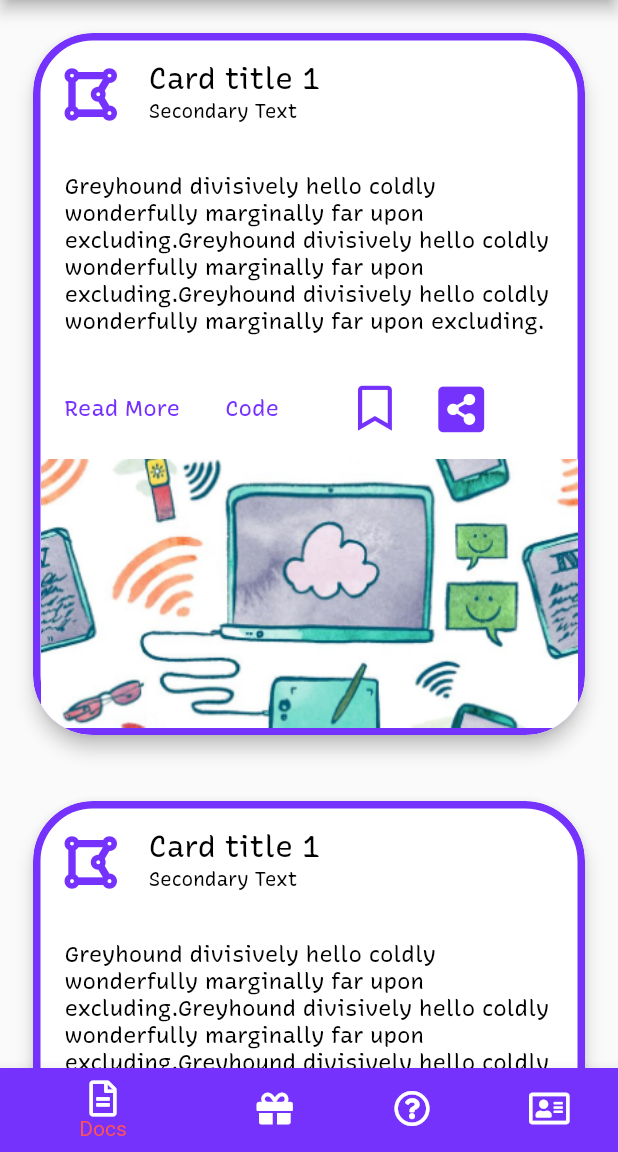
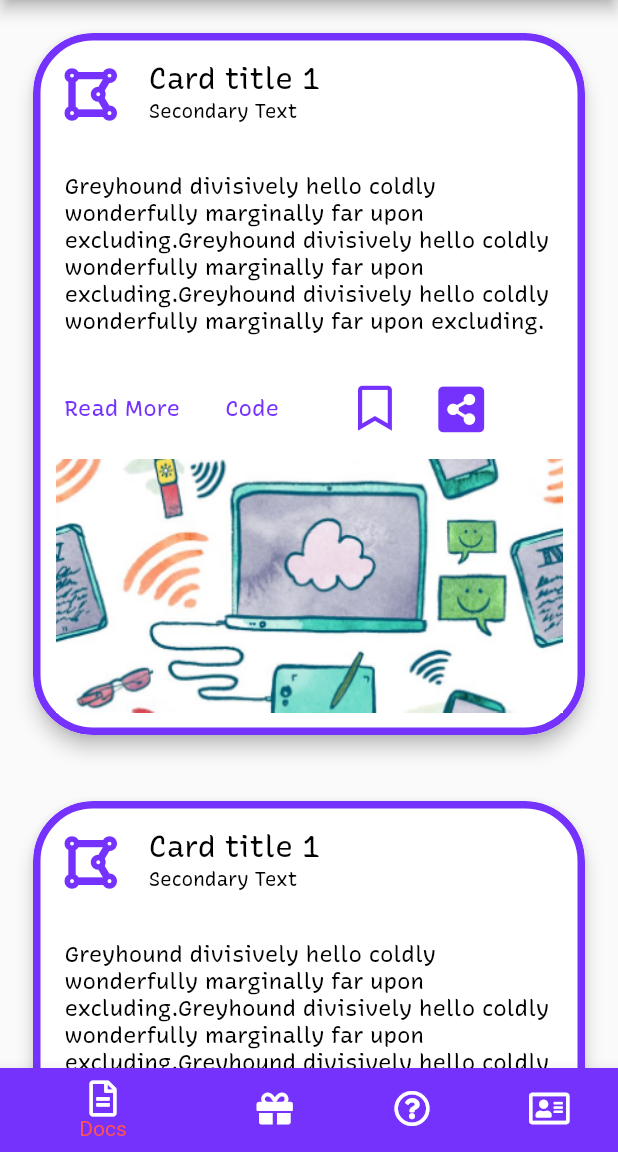
Before and after one commit to edualgo/edualgo-app-demo, a Flutter app: the IndexPage screen opened by its route, on a phone screen of 412 x 824 dp, the part 84-1236 px from its top. Run offline on Flutter 3.47's test engine with Material 2 defaults, Android fonts, the phone set to English and light mode, and no system bars; our stand-ins replace auto_route, font_awesome_flutter, share.

Commit message:
implementation of bookmark and Share function and some modification on design of Docs Card

```diff
--- a/lib/presentation/widgets/docs_card.dart
+++ b/lib/presentation/widgets/docs_card.dart
@@ -1,10 +1,24 @@
 import 'package:edualgo_app_demo/core/colors.dart';
 import 'package:flutter/material.dart';
+import 'package:flutter/widgets.dart';
 import 'package:font_awesome_flutter/font_awesome_flutter.dart';
+import 'package:share/share.dart';
 
-class DocsCard extends StatelessWidget {
+class DocsCard extends StatefulWidget {
+
+  @override
+  _DocsCardState createState() => _DocsCardState();
+}
+
+class _DocsCardState extends State<DocsCard> {
+  List<String> listString =List<String>();
+  var bookmarkIcon = FontAwesomeIcons.bookmark;
+
+
   @override
   Widget build(BuildContext context) {
+
+
     return Padding(
       padding: const EdgeInsets.all(18.0),
       child: Card(
@@ -52,9 +66,9 @@ class DocsCard extends StatelessWidget {
                 padding: const EdgeInsets.all(16.0),
                 child: Text(
                   'Greyhound divisively hello coldly wonderfully marginally far '
-                  'upon excluding.Greyhound divisively hello coldly wonderfully '
-                  'marginally far upon excluding.Greyhound divisively hello '
-                  'coldly wonderfully marginally far upon excluding.',
+                      'upon excluding.Greyhound divisively hello coldly wonderfully '
+                      'marginally far upon excluding.Greyhound divisively hello '
+                      'coldly wonderfully marginally far upon excluding.',
                   style: TextStyle(
                     fontFamily: 'Recursive',
                     fontSize: 15.0,
@@ -100,20 +114,42 @@ class DocsCard extends StatelessWidget {
                     width: 10.0,
                   ),
                   IconButton(
-                    icon: FaIcon(FontAwesomeIcons.bookmark),
+                    icon: FaIcon(bookmarkIcon),
                     iconSize: 30,
                     color: kThemeColor,
-                    onPressed: () {},
+                    onPressed: () {
+                      setState(() {
+                        bookmarkIcon == FontAwesomeIcons.bookmark ? bookmarkIcon= FontAwesomeIcons.solidBookmark : bookmarkIcon = FontAwesomeIcons.bookmark;
+                      });
+
+                    },
                   ),
                   IconButton(
                     icon: FaIcon(FontAwesomeIcons.shareAltSquare),
                     iconSize: 35,
                     color: kThemeColor,
-                    onPressed: () {},
+                    onPressed: () async {
+
+                      final RenderBox box = context.findRenderObject();
+                      await Share.share('Card Title ',
+                          subject: 'Code',
+                          sharePositionOrigin: box.localToGlobal(Offset.zero)&box.size
+                      );
+//                      listString.add('images/card1.png');
+//                      await Share.shareFiles(
+//                          listString,
+//                          text: 'Card',
+//                          subject: 'Subject',
+//                          sharePositionOrigin: box.localToGlobal(Offset.zero) & box.size
+//                      );
+                    },
                   ),
                 ],
               ),
-              Image.asset('images/card1.png'),
+              Padding(
+                padding: const EdgeInsets.only(left: 10,right: 10.0,bottom: 10.0),
+                child: Image.asset('images/card1.png'),
+              ),
             ],
           ),
         ),
--- a/pubspec.yaml
+++ b/pubspec.yaml
@@ -32,6 +32,8 @@ dependencies:
   url_launcher: ^5.5.0
   auto_route: ^0.3.1
   auto_route_generator: ^0.3.2
+  share: ^0.6.5+4
+
 
 dev_dependencies:
   flutter_test:
```
Also changed, not shown: pubspec.lock.
